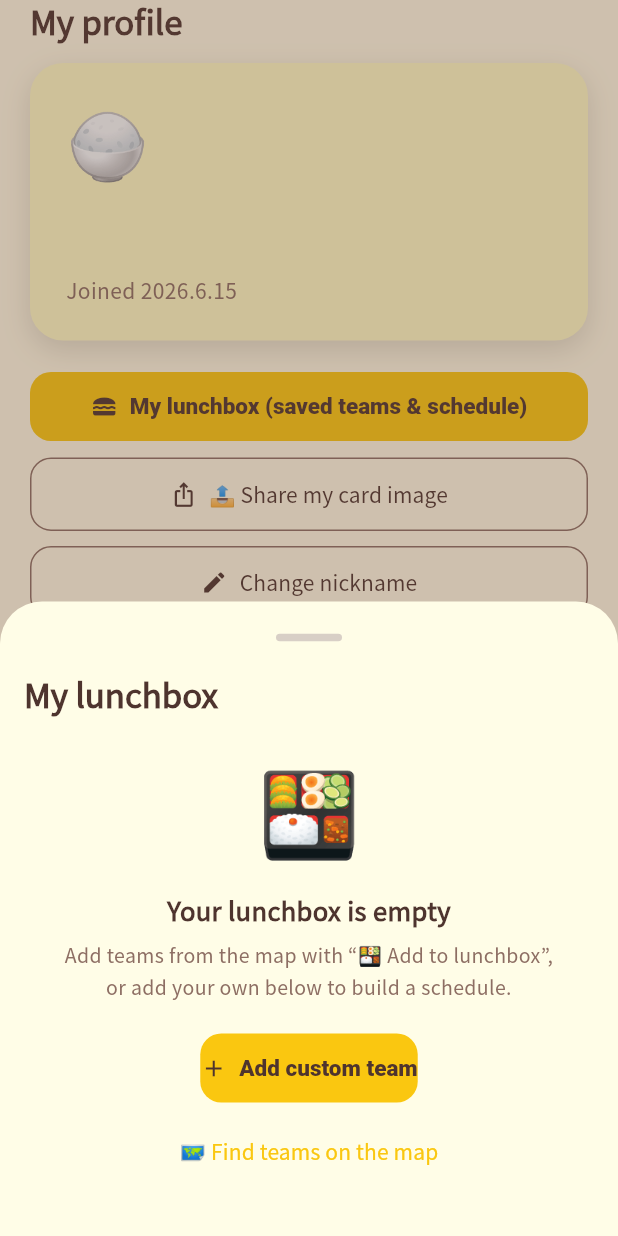
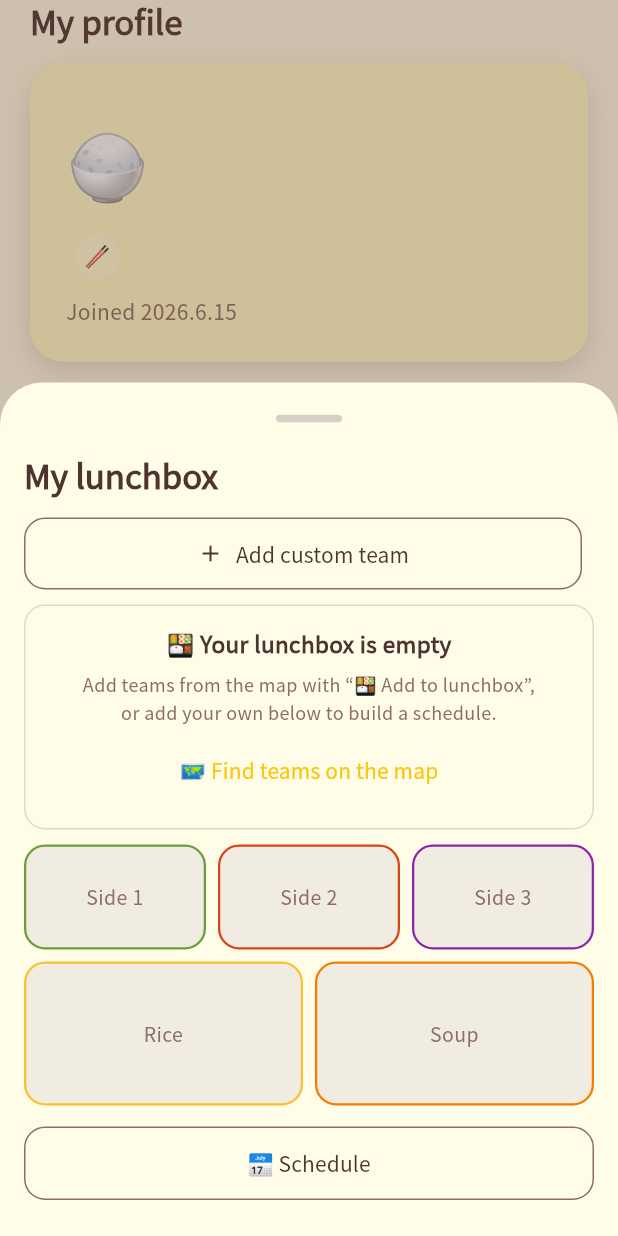
Before and after one commit to nulloongzi/null_oongzi-do-app, a Flutter app: the ProfileScreen widget shown alone on an empty page, opened directly, after a tap on "My lunchbox (saved teams & schedule)", on a phone screen of 412 x 824 dp. Run offline on Flutter 3.47's test engine with Material 3 defaults, Android fonts, the phone set to English and light mode, and no system bars; our stand-ins replace app_links, cloud_firestore, cloud_functions, firebase_analytics, firebase_auth, firebase_core and 9 more; missing offline and left inert: appinio_social_share, flutter_naver_map; accounts and stored records are empty; network calls fail.

Commit message:
feat(personalization): 도시락 반찬통 그리드·식단표 애니메이션·원산지 네임카드 보강
명세(도시락/식단표/원산지) 정합:
- 도시락: 세로 리스트 → 반찬통 벤토 그리드(윗줄 반찬1·2·3 / 아랫줄 밥·국, 웹 6col 0.8:1.2)
- 도시락: 🍽 편집 모드 토글(편집 시 ✕ 삭제·탭스왑 재배치), 빈 도시락 안내 배너
- 식단표: 📅 토글 버튼 + AnimatedSize 부드러운 펼침/접기(now라인·범례 유지)
- 원산지: 좌상단 워터마크(밥 종류)·🥢 인라인 닉네임 수정·🏆 대표팀 배지(도시락 첫 칸)
- 원산지: 공유 버튼 "🎁 포장하기" 네이밍 + 누룽지 브라운 강조

```diff
--- a/lib/l10n/strings.dart
+++ b/lib/l10n/strings.dart
@@ -114,6 +114,13 @@ const Map<String, Map<String, String>> kStrings = {
   'lb_count': {'ko': '담은 팀', 'en': 'Saved'},
   'lb_now': {'ko': '지금', 'en': 'Now'},
   'lb_legend': {'ko': '색상 안내', 'en': 'Legend'},
+  // 도시락(그리드+편집모드) · 식단표 토글 · 원산지 네임카드
+  'lb_edit': {'ko': '🍽 편집', 'en': '🍽 Edit'},
+  'lb_done': {'ko': '완료', 'en': 'Done'},
+  'lb_diet_open': {'ko': '📅 식단표 (스케줄 확인)', 'en': '📅 Schedule'},
+  'lb_diet_close': {'ko': '📅 식단표 접기', 'en': '📅 Hide schedule'},
+  'lb_main_team': {'ko': '대표 팀', 'en': 'Main team'},
+  'wrap_share': {'ko': '🎁 포장하기', 'en': '🎁 Wrap & share'},
   // 상세 시트(보완): 주소 복사 · 시간표 morph 펼침 힌트
   'copy_address': {'ko': '📍 주소 복사', 'en': '📍 Copy'},
   'address_copied': {'ko': '주소를 복사했어요', 'en': 'Address copied'},
--- a/lib/screens/lunchbox_screen.dart
+++ b/lib/screens/lunchbox_screen.dart
@@ -1,5 +1,6 @@
-// lunchbox_screen.dart — 내 도시락(찜한 팀 5칸 + 커스텀 + 식단표). 웹 lunchbox.js 포팅.
-// 개선: 빈 상태 안내 · 드래그 순서 변경 · 슬롯 일정 요약 · 빼기 확인 · 식단표 색상 범례.
+// lunchbox_screen.dart — 내 도시락(찜한 팀 5칸 반찬통 + 커스텀 + 식단표). 웹 lunchbox.js 포팅.
+// 반찬통 벤토 그리드(윗줄 반찬1·2·3 / 아랫줄 밥·국) + 🍽 편집 모드(삭제·탭스왑) +
+// 📅 식단표 애니메이션 펼침(now라인·범례). 빈 도시락엔 안내 배너.
 import 'package:flutter/material.dart';
 import '../models/club.dart';
 import '../services/data_repository.dart';
@@ -38,6 +39,8 @@ class _LunchboxScreenState extends State<LunchboxScreen> {
   final Map<String, Club> _clubs = {};
   bool _loading = true;
   bool _showDiet = false;
+  bool _editMode = false;
+  int? _selectedSlot; // 편집모드 탭스왑: 선택된 칸
 
   List<String> get _placeholders => [
         t('lb_slot_rice'),
@@ -47,8 +50,7 @@ class _LunchboxScreenState extends State<LunchboxScreen> {
         t('lb_slot_side3'),
       ];
 
-  int get _filledCount =>
-      _data?.bookmarks.where((e) => e != null).length ?? 0;
+  int get _filledCount => _data?.bookmarks.where((e) => e != null).length ?? 0;
 
   @override
   void initState() {
@@ -90,6 +92,35 @@ class _LunchboxScreenState extends State<LunchboxScreen> {
     }
   }
 
+  void _toggleEdit() {
+    setState(() {
+      _editMode = !_editMode;
+      _selectedSlot = null;
+    });
+  }
+
+  // 편집모드 탭: 빈 칸 시작 불가, 같은 칸 재탭=해제, 다른 칸 탭=스왑(순서 재배치).
+  Future<void> _onSlotTap(int i) async {
+    if (!_editMode) return;
+    final d = _data;
+    if (d == null) return;
+    if (_selectedSlot == null) {
+      if (d.bookmarks[i] == null) return;
+      setState(() => _selectedSlot = i);
+      return;
+    }
+    if (_selectedSlot == i) {
+      setState(() => _selectedSlot = null);
+      return;
+    }
+    final from = _selectedSlot!;
+    final tmp = d.bookmarks[from];
+    d.bookmarks[from] = d.bookmarks[i];
+    d.bookmarks[i] = tmp;
+    setState(() => _selectedSlot = null);
+    await _save();
+  }
+
   Future<void> _removeSlot(int i) async {
     final d = _data;
     if (d == null) return;
@@ -108,21 +139,12 @@ class _LunchboxScreenState extends State<LunchboxScreen> {
       ),
     );
     if (ok != true) return;
-    setState(() => d.bookmarks[i] = null);
+    setState(() {
+      d.bookmarks[i] = null;
+      if (_selectedSlot == i) _selectedSlot = null;
+    });
     await _save();
     _snack(t('lb_removed'));
-  }
-
-  // 드래그로 순서 변경. 칸 색(반찬 위치)은 고정, 팀만 이동한다.
-  Future<void> _onReorder(int oldIndex, int newIndex) async {
-    final d = _data;
-    if (d == null) return;
-    setState(() {
-      if (newIndex > oldIndex) newIndex -= 1;
-      final item = d.bookmarks.removeAt(oldIndex);
-      d.bookmarks.insert(newIndex, item);
-    });
-    await _save();
   }
 
   Future<void> _addCustom() async {
@@ -162,8 +184,7 @@ class _LunchboxScreenState extends State<LunchboxScreen> {
     );
   }
 
-  ({String name, bool isCustom, String? sched, List<SchedEvent> events})?
-      _resolve(String id) {
+  ({String name, bool isCustom, List<SchedEvent> events})? _resolve(String id) {
     final d = _data;
     if (d == null) return null;
     if (d.customTeams.containsKey(id)) {
@@ -171,19 +192,14 @@ class _LunchboxScreenState extends State<LunchboxScreen> {
       final name =
           (m is Map ? m['name'] : null) as String? ?? t('lb_custom_team');
       final sched = (m is Map ? m['schedule'] : null) as String?;
-      return (
-        name: name,
-        isCustom: true,
-        sched: sched,
-        events: eventsFromText(sched)
-      );
+      return (name: name, isCustom: true, events: eventsFromText(sched));
     }
     final c = _clubs[id];
     if (c != null) {
       final ev = (c.scheduleRaw != null && c.scheduleRaw!.isNotEmpty)
           ? eventsFromRaw(c.scheduleRaw)
           : eventsFromText(c.schedule);
-      return (name: c.name, isCustom: false, sched: c.schedule, events: ev);
+      return (name: c.name, isCustom: false, events: ev);
     }
     return null;
   }
@@ -209,49 +225,72 @@ class _LunchboxScreenState extends State<LunchboxScreen> {
                 padding: EdgeInsets.symmetric(vertical: 48),
                 child: Center(child: CircularProgressIndicator()),
               )
-            else if (_filledCount == 0)
-              _emptyState()
             else ...[
+              // 상단 액션: 🍙 직접추가 · 🍽 편집/완료
+              Row(
+                children: [
+                  Expanded(
+                    child: OutlinedButton.icon(
+                      onPressed: _addCustom,
+                      icon: const Icon(Icons.add, size: 18),
+                      label: Text(t('add_custom')),
+                    ),
+                  ),
+                  const SizedBox(width: 8),
+                  if (_filledCount > 0)
+                    OutlinedButton(
+                      onPressed: _toggleEdit,
+                      style: _editMode
+                          ? OutlinedButton.styleFrom(
+                              backgroundColor: NurungjiColors.yellow,
+                              side: const BorderSide(
+                                  color: NurungjiColors.yellow))
+                          : null,
+                      child: Text(_editMode ? t('lb_done') : t('lb_edit')),
+                    ),
+                ],
+              ),
+              const SizedBox(height: 10),
+              if (_filledCount == 0) _emptyBanner(),
+              _bentoTray(),
+              if (_editMode)
                 Padding(
-                padding: const EdgeInsets.only(bottom: 8),
+                  padding: const EdgeInsets.only(top: 8),
                   child: Text(
-                  t('lb_drag_hint'),
+                    _selectedSlot == null
+                        ? t('lb_reorder_hint')
+                        : t('lb_reorder_pick'),
                     style: const TextStyle(
                         fontSize: 12, color: NurungjiColors.brown),
                   ),
                 ),
-              ReorderableListView(
-                shrinkWrap: true,
-                physics: const NeverScrollableScrollPhysics(),
-                buildDefaultDragHandles: false,
-                onReorder: _onReorder,
-                children: [for (var i = 0; i < 5; i++) _slotTile(i)],
+              const SizedBox(height: 14),
+              // 📅 식단표 토글 + 애니메이션 펼침
+              SizedBox(
+                width: double.infinity,
+                child: OutlinedButton(
+                  onPressed: () => setState(() => _showDiet = !_showDiet),
+                  child: Text(_showDiet ? t('lb_diet_close') : t('lb_diet_open')),
                 ),
-              const SizedBox(height: 8),
-              OutlinedButton.icon(
-                onPressed: _addCustom,
-                icon: const Icon(Icons.add, size: 18),
-                label: Text(t('add_custom')),
               ),
-              const SizedBox(height: 16),
-              Row(
+              AnimatedSize(
+                duration: const Duration(milliseconds: 280),
+                curve: Curves.easeInOutCubic,
+                alignment: Alignment.topCenter,
+                child: _showDiet
+                    ? Padding(
+                        padding: const EdgeInsets.only(top: 12),
+                        child: Column(
+                          crossAxisAlignment: CrossAxisAlignment.stretch,
+                          mainAxisSize: MainAxisSize.min,
                           children: [
-                  Text(t('lb_diet'),
-                      style: const TextStyle(
-                          fontWeight: FontWeight.w800,
-                          fontSize: 16,
-                          color: NurungjiColors.dark)),
-                  const Spacer(),
-                  TextButton(
-                    onPressed: () => setState(() => _showDiet = !_showDiet),
-                    child: Text(_showDiet ? t('collapse') : t('expand')),
-                  ),
-                ],
-              ),
-              if (_showDiet) ...[
                             _legend(),
                             DietGrid(teams: _dietTeams()),
                           ],
+                        ),
+                      )
+                    : const SizedBox(width: double.infinity),
+              ),
             ],
           ],
         ),
@@ -276,35 +315,33 @@ class _LunchboxScreenState extends State<LunchboxScreen> {
     );
   }
 
-  Widget _emptyState() {
-    return Padding(
-      padding: const EdgeInsets.fromLTRB(8, 12, 8, 8),
+  Widget _emptyBanner() {
+    return Container(
+      margin: const EdgeInsets.only(bottom: 10),
+      padding: const EdgeInsets.all(14),
+      decoration: BoxDecoration(
+        color: NurungjiColors.light,
+        borderRadius: BorderRadius.circular(14),
+        border: Border.all(color: const Color(0x22000000)),
+      ),
       child: Column(
         children: [
-          const Text('🍱', style: TextStyle(fontSize: 56)),
-          const SizedBox(height: 12),
           Text(
-            t('lb_empty_title'),
+            '🍱 ${t('lb_empty_title')}',
             textAlign: TextAlign.center,
             style: const TextStyle(
-                fontSize: 17,
+                fontSize: 15,
                 fontWeight: FontWeight.w800,
                 color: NurungjiColors.dark),
           ),
-          const SizedBox(height: 8),
+          const SizedBox(height: 6),
           Text(
             t('lb_empty_desc'),
             textAlign: TextAlign.center,
             style: const TextStyle(
-                fontSize: 13, height: 1.5, color: NurungjiColors.brown),
+                fontSize: 12, height: 1.5, color: NurungjiColors.brown),
           ),
-          const SizedBox(height: 20),
-          ElevatedButton.icon(
-            onPressed: _addCustom,
-            icon: const Icon(Icons.add, size: 18),
-            label: Text(t('add_custom')),
-          ),
-          const SizedBox(height: 8),
+          const SizedBox(height: 6),
           TextButton(
             onPressed: () => Navigator.of(context).maybePop(),
             child: Text(t('lb_find_on_map')),
@@ -314,12 +351,108 @@ class _LunchboxScreenState extends State<LunchboxScreen> {
     );
   }
 
+  /// 반찬통 벤토: 윗줄 반찬1·2·3(작게) / 아랫줄 밥·국(크게). 웹 .lunchbox-grid(6col,0.8:1.2) 대응.
+  Widget _bentoTray() {
+    return Column(
+      children: [
+        SizedBox(
+          height: 70,
+          child: Row(
+            children: [
+              Expanded(child: _slotCell(2)),
+              const SizedBox(width: 8),
+              Expanded(child: _slotCell(3)),
+              const SizedBox(width: 8),
+              Expanded(child: _slotCell(4)),
+            ],
+          ),
+        ),
+        const SizedBox(height: 8),
+        SizedBox(
+          height: 96,
+          child: Row(
+            children: [
+              Expanded(child: _slotCell(0)),
+              const SizedBox(width: 8),
+              Expanded(child: _slotCell(1)),
+            ],
+          ),
+        ),
+      ],
+    );
+  }
+
+  Widget _slotCell(int i) {
+    final id = _data?.bookmarks[i];
+    final r = id == null ? null : _resolve(id);
+    final filled = id != null;
+    final label = !filled
+        ? _placeholders[i]
+        : (r == null
+            ? t('deleted_team')
+            : (r.isCustom ? '🍙 ${r.name}' : r.name));
+    final selected = _selectedSlot == i;
+
+    return GestureDetector(
+      onTap: () => _onSlotTap(i),
+      child: AnimatedContainer(
+        duration: const Duration(milliseconds: 150),
+        padding: const EdgeInsets.all(10),
+        decoration: BoxDecoration(
+          color: filled ? kSlotBg[i] : NurungjiColors.chipBg,
+          borderRadius: BorderRadius.circular(14),
+          border: Border.all(
+            color: selected ? NurungjiColors.teal : kSlotBorder[i],
+            width: selected ? 3 : 1.5,
+          ),
+        ),
+        child: Stack(
+          clipBehavior: Clip.none,
+          children: [
+            Align(
+              alignment: Alignment.center,
+              child: Text(
+                label,
+                textAlign: TextAlign.center,
+                maxLines: 2,
+                overflow: TextOverflow.ellipsis,
+                style: TextStyle(
+                  fontSize: 13,
+                  fontWeight: filled ? FontWeight.w700 : FontWeight.w500,
+                  color: filled ? NurungjiColors.dark : NurungjiColors.brown,
+                ),
+              ),
+            ),
+            if (_editMode && filled)
+              Positioned(
+                top: -4,
+                right: -4,
+                child: GestureDetector(
+                  onTap: () => _removeSlot(i),
+                  child: Container(
+                    width: 22,
+                    height: 22,
+                    decoration: const BoxDecoration(
+                      color: NurungjiColors.urgent,
+                      shape: BoxShape.circle,
+                    ),
+                    child: const Icon(Icons.close,
+                        size: 14, color: Colors.white),
+                  ),
+                ),
+              ),
+          ],
+        ),
+      ),
+    );
+  }
+
   /// 식단표 색상 범례: 담은 팀 ↔ 칸 색 매핑.
   Widget _legend() {
     final teams = _dietTeams();
     if (teams.isEmpty) return const SizedBox.shrink();
     return Padding(
-      padding: const EdgeInsets.only(top: 4, bottom: 6),
+      padding: const EdgeInsets.only(bottom: 8),
       child: Wrap(
         spacing: 10,
         runSpacing: 6,
@@ -363,78 +496,4 @@ class _LunchboxScreenState extends State<LunchboxScreen> {
     }
     return out;
   }
-
-  Widget _slotTile(int i) {
-    final id = _data?.bookmarks[i];
-    final r = id == null ? null : _resolve(id);
-    final filled = id != null;
-    final label = !filled
-        ? _placeholders[i]
-        : (r == null
-            ? t('deleted_team')
-            : (r.isCustom ? '🍙 ${r.name}' : r.name));
-    final sched = filled && r != null ? (r.sched ?? '') : '';
-
-    return Padding(
-      key: ValueKey('lb-slot-$i'),
-      padding: const EdgeInsets.only(bottom: 8),
-      child: Container(
-        padding: const EdgeInsets.fromLTRB(14, 12, 6, 12),
-        decoration: BoxDecoration(
-          color: filled ? kSlotBg[i] : NurungjiColors.chipBg,
-          borderRadius: BorderRadius.circular(12),
-          border: Border(left: BorderSide(color: kSlotBorder[i], width: 5)),
-        ),
-        child: Row(
-          children: [
-            Expanded(
-              child: Column(
-                crossAxisAlignment: CrossAxisAlignment.start,
-                mainAxisSize: MainAxisSize.min,
-                children: [
-                  Text(
-                    label,
-                    maxLines: 1,
-                    overflow: TextOverflow.ellipsis,
-                    style: TextStyle(
-                      fontWeight: filled ? FontWeight.w700 : FontWeight.w500,
-                      color:
-                          filled ? NurungjiColors.dark : NurungjiColors.brown,
-                    ),
-                  ),
-                  if (sched.isNotEmpty) ...[
-                    const SizedBox(height: 2),
-                    Text(
-                      sched,
-                      maxLines: 1,
-                      overflow: TextOverflow.ellipsis,
-                      style: const TextStyle(
-                          fontSize: 11, color: NurungjiColors.brown),
-                    ),
-                  ],
-                ],
-              ),
-            ),
-            if (filled) ...[
-              IconButton(
-                onPressed: () => _removeSlot(i),
-                icon: const Icon(Icons.close,
-                    size: 18, color: NurungjiColors.brown),
-                tooltip: t('lb_remove'),
-                visualDensity: VisualDensity.compact,
-              ),
-              ReorderableDragStartListener(
-                index: i,
-                child: const Padding(
-                  padding: EdgeInsets.symmetric(horizontal: 4),
-                  child: Icon(Icons.drag_handle,
-                      size: 20, color: NurungjiColors.brown),
-                ),
-              ),
-            ],
-          ],
-        ),
-      ),
-    );
 }
-}
--- a/lib/screens/profile_screen.dart
+++ b/lib/screens/profile_screen.dart
@@ -2,8 +2,11 @@
 import 'package:flutter/material.dart';
 import 'package:firebase_auth/firebase_auth.dart';
 import 'package:google_sign_in/google_sign_in.dart';
+import '../models/club.dart';
 import '../models/profile.dart';
+import '../services/data_repository.dart';
 import '../services/i18n.dart';
+import '../services/lunchbox_service.dart';
 import '../services/profile_service.dart';
 import '../theme.dart';
 import '../widgets/app_sheet.dart';
@@ -23,7 +26,10 @@ class ProfileScreen extends StatefulWidget {
 
 class _ProfileScreenState extends State<ProfileScreen> {
   final _svc = ProfileService();
+  final _repo = DataRepository();
+  final _lb = LunchboxService();
   Profile? _profile;
+  String? _mainTeam; // 🏆 대표 팀 = 도시락 첫 칸
   bool _loading = true;
   String? _uid;
 
@@ -43,8 +49,33 @@ class _ProfileScreenState extends State<ProfileScreen> {
     try {
       final p = await _svc.ensureProfile(uid);
       if (mounted) setState(() => _profile = p);
+      await _loadMainTeam(uid);
     } catch (_) {}
     if (mounted) setState(() => _loading = false);
+  }
+
+  // 대표 팀: 도시락 첫 번째로 채워진 칸의 팀 이름(클럽 또는 커스텀).
+  Future<void> _loadMainTeam(String uid) async {
+    try {
+      final results = await Future.wait([_repo.loadClubs(), _lb.load(uid)]);
+      final clubs = results[0] as List<Club>;
+      final data = results[1] as LunchboxData;
+      final id = data.bookmarks.firstWhere((e) => e != null, orElse: () => null);
+      if (id == null) return;
+      String? name;
+      if (data.customTeams.containsKey(id)) {
+        final m = data.customTeams[id];
+        name = (m is Map ? m['name'] : null) as String?;
+      } else {
+        for (final c in clubs) {
+          if (c.id == id) {
+            name = c.name;
+            break;
+          }
+        }
+      }
+      if (name != null && mounted) setState(() => _mainTeam = name);
+    } catch (_) {}
   }
 
   void _snack(String m) {
@@ -140,20 +171,17 @@ class _ProfileScreenState extends State<ProfileScreen> {
                 label: Text(t('my_lunchbox')),
               ),
               const SizedBox(height: 10),
-              OutlinedButton.icon(
+              ElevatedButton.icon(
+                // 🎁 포장하기: 네임카드를 이미지로 캡처해 공유.
                 onPressed: () => Navigator.push(
                     context,
                     MaterialPageRoute(
                         builder: (_) => const ShareImageScreen())),
-                icon: const Icon(Icons.ios_share, size: 18),
-                label: Text(t('share_image_btn_profile')),
-              ),
-              const SizedBox(height: 10),
-              if (_profile != null)
-                OutlinedButton.icon(
-                  onPressed: _rename,
-                  icon: const Icon(Icons.edit, size: 18),
-                  label: Text(t('change_nickname')),
+                icon: const Icon(Icons.card_giftcard, size: 18),
+                label: Text(t('wrap_share')),
+                style: ElevatedButton.styleFrom(
+                    backgroundColor: NurungjiColors.brown,
+                    foregroundColor: Colors.white),
               ),
               const SizedBox(height: 10),
               OutlinedButton.icon(
@@ -182,22 +210,77 @@ class _ProfileScreenState extends State<ProfileScreen> {
           BoxShadow(color: Color(0x22000000), blurRadius: 16, offset: Offset(0, 6)),
         ],
       ),
-      child: Column(
+      child: Stack(
+        children: [
+          // 좌상단 워터마크: 밥 종류(등급/원산지 느낌).
+          if (p.nickname.isNotEmpty)
+            Positioned(
+              top: 0,
+              left: 0,
+              child: Text(
+                p.nickname,
+                style: TextStyle(
+                    fontSize: 12,
+                    fontWeight: FontWeight.w700,
+                    color: NurungjiColors.dark.withValues(alpha: 0.3)),
+              ),
+            ),
+          Column(
             crossAxisAlignment: CrossAxisAlignment.start,
             children: [
+              const SizedBox(height: 14),
               const Text('🍚', style: TextStyle(fontSize: 44)),
               const SizedBox(height: 8),
-          Text(p.fullNickname,
+              // 닉네임 + 🥢 인라인 수정
+              Row(
+                children: [
+                  Flexible(
+                    child: Text(p.fullNickname,
                         style: const TextStyle(
                             fontSize: 28,
                             fontWeight: FontWeight.w900,
                             color: NurungjiColors.dark)),
+                  ),
+                  const SizedBox(width: 6),
+                  GestureDetector(
+                    onTap: _rename,
+                    child: Container(
+                      padding: const EdgeInsets.all(6),
+                      decoration: const BoxDecoration(
+                        color: Color(0x33FFFFFF),
+                        shape: BoxShape.circle,
+                      ),
+                      child: const Text('🥢', style: TextStyle(fontSize: 14)),
+                    ),
+                  ),
+                ],
+              ),
               if (joined.isNotEmpty)
                 Padding(
                   padding: const EdgeInsets.only(top: 6),
                   child: Text(joined,
                       style: const TextStyle(color: NurungjiColors.brown)),
                 ),
+              if (_mainTeam != null)
+                Padding(
+                  padding: const EdgeInsets.only(top: 12),
+                  child: Container(
+                    padding:
+                        const EdgeInsets.symmetric(horizontal: 12, vertical: 7),
+                    decoration: BoxDecoration(
+                      color: Colors.white.withValues(alpha: 0.7),
+                      borderRadius: BorderRadius.circular(14),
+                      border: Border.all(color: const Color(0x22000000)),
+                    ),
+                    child: Text('🏆 $_mainTeam',
+                        style: const TextStyle(
+                            fontSize: 15,
+                            fontWeight: FontWeight.w700,
+                            color: NurungjiColors.dark)),
+                  ),
+                ),
+            ],
+          ),
         ],
       ),
     );
```
Lines whose indentation alone changed are shown as unchanged.
